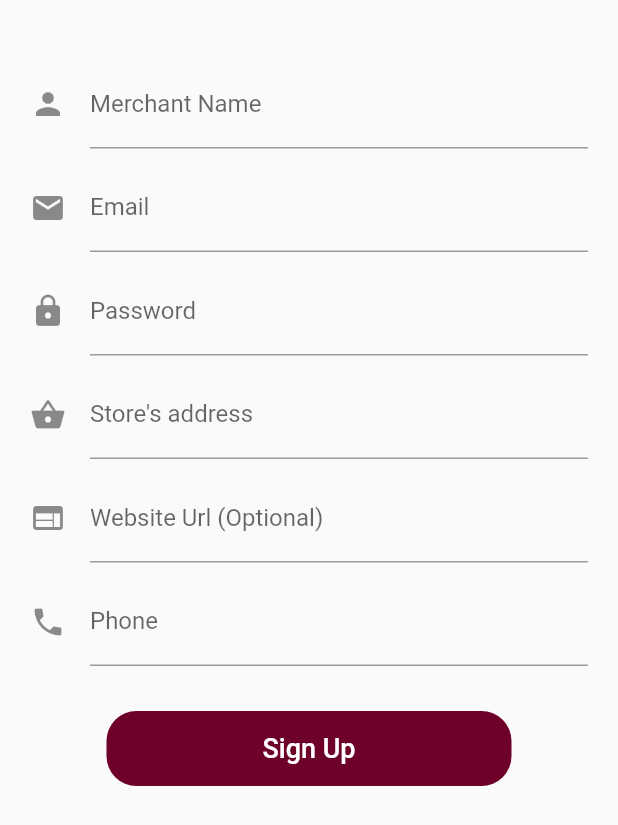
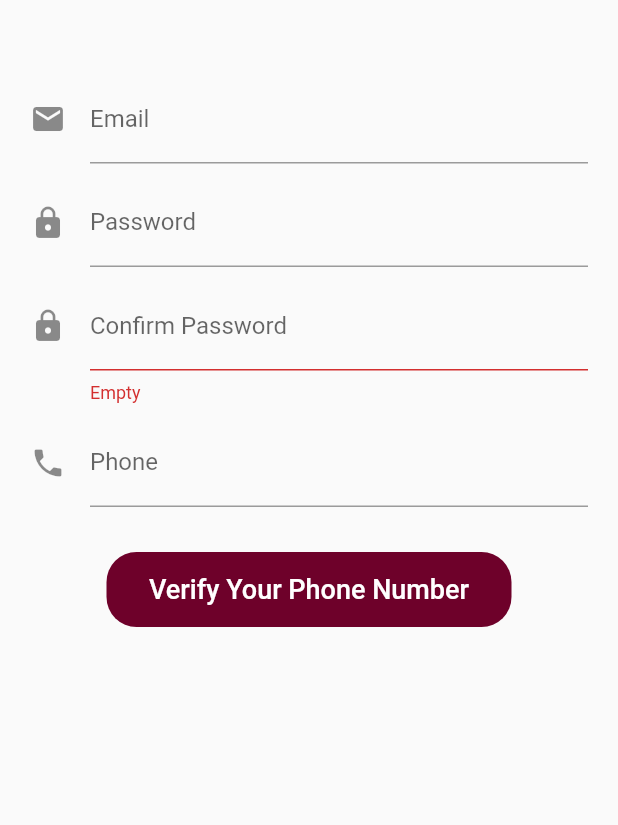
Before and after one commit to nabint/DOB-Merchant-Part, a Flutter app: the screen it shows after launch, after a tap on "Create an Account", on a phone screen of 412 x 824 dp. Shown: the top 825 px of the screen. Run offline on Flutter 3.47's test engine with Material 2 defaults, Android fonts, the phone set to English and light mode, and no system bars; our stand-ins replace bloc, cached_network_image, datetime_picker_formfield, equatable, firebase_auth, flushbar and 7 more; accounts and stored records are empty.

Commit message:
Added Phone Auth

```diff
--- a/lib/pages/register/registerbutton.dart
+++ b/lib/pages/register/registerbutton.dart
@@ -2,20 +2,14 @@ import 'package:flutter/material.dart';
 
 class RegisterButton extends StatelessWidget {
   final VoidCallback _onPressed;
-
-  RegisterButton({Key key, VoidCallback onPressed})
+  final String _buttonText;
+  RegisterButton({Key key, VoidCallback onPressed,String buttonText})
       : _onPressed = onPressed,
+        _buttonText = buttonText,
         super(key: key);
 
   @override
   Widget build(BuildContext context) {
-    //   return RaisedButton(
-    //     shape: RoundedRectangleBorder(
-    //       borderRadius: BorderRadius.circular(30.0),
-    //     ),
-    //     onPressed: _onPressed,
-    //     child: Text('Register'),
-    //   );
     return _buildregisterButton();
   }
 
@@ -30,7 +24,7 @@ class RegisterButton extends StatelessWidget {
         child: FlatButton(
           onPressed: _onPressed,
           child: Text(
-            "Sign Up",
+            _buttonText,
             style: TextStyle(color: Colors.white,fontSize: 18.0),
           ),
         ),
--- a/lib/pages/register/registerform.dart
+++ b/lib/pages/register/registerform.dart
@@ -1,5 +1,8 @@
 import 'package:dob/bloc/authentication_bloc/authentication_bloc.dart';
 import 'package:dob/bloc/register_bloc/register_bloc.dart';
+import 'package:dob/data/AuthRepository.dart';
+import 'package:dob/widgets/phone_auth_field.dart';
+import 'package:firebase_auth/firebase_auth.dart';
 import '../../bloc/register_bloc/register_event.dart';
 import 'package:dob/bloc/register_bloc/register_state.dart';
 import 'package:dob/pages/register/registerbutton.dart';
@@ -7,14 +10,18 @@ import 'package:flutter/material.dart';
 import 'package:flutter_bloc/flutter_bloc.dart';
 
 class RegisterForm extends StatefulWidget {
+  final AuthRepository _authRepository;
+  RegisterForm(this._authRepository);
   State<RegisterForm> createState() => _RegisterFormState();
 }
 
 class _RegisterFormState extends State<RegisterForm> {
   final TextEditingController _emailController = TextEditingController();
   final TextEditingController _passwordController = TextEditingController();
-  String name, url, address;
+  final TextEditingController _phoneController = TextEditingController();
+  String name, url, address, phoneNum;
   RegisterBloc _registerBloc;
+  bool _isloading = false;
 
   bool get isPopulated =>
       _emailController.text.isNotEmpty && _passwordController.text.isNotEmpty;
@@ -33,7 +40,11 @@ class _RegisterFormState extends State<RegisterForm> {
 
   @override
   Widget build(BuildContext context) {
-    return BlocListener<RegisterBloc, RegisterState>(
+    return _isloading
+        ? Center(
+            child: CircularProgressIndicator(),
+          )
+        : BlocListener<RegisterBloc, RegisterState>(
             listener: (context, state) {
               if (state.isSubmitting) {
                 Scaffold.of(context)
@@ -78,20 +89,6 @@ class _RegisterFormState extends State<RegisterForm> {
                   child: Form(
                     child: ListView(
                       children: <Widget>[
-                  TextFormField(
-                    decoration: InputDecoration(
-                      icon: Icon(Icons.person),
-                      labelText: 'Merchant Name',
-                    ),
-                    keyboardType: TextInputType.emailAddress,
-                    autocorrect: false,
-                    autovalidate: true,
-                    onChanged: (value) {
-                      setState(() {
-                        name = value;
-                      });
-                    },
-                  ),
                         SizedBox(height: 10.0),
                         TextFormField(
                           controller: _emailController,
@@ -117,37 +114,25 @@ class _RegisterFormState extends State<RegisterForm> {
                           autocorrect: false,
                           autovalidate: true,
                           validator: (_) {
-                      return !state.isPasswordValid ? 'Invalid Password' : null;
+                            return !state.isPasswordValid
+                                ? 'Invalid Password'
+                                : null;
                           },
                         ),
                         SizedBox(height: 10.0),
                         TextFormField(
                           decoration: InputDecoration(
-                      icon: Icon(Icons.shopping_basket),
-                      labelText: 'Store\'s address',
+                            icon: Icon(Icons.lock),
+                            labelText: 'Confirm Password ',
                           ),
-                    keyboardType: TextInputType.emailAddress,
+                          obscureText: true,
                           autocorrect: false,
                           autovalidate: true,
-                    onChanged: (value) {
-                      setState(() {
-                        address = value;
-                      });
-                    },
-                  ),
-                  SizedBox(height: 10.0),
-                  TextFormField(
-                    decoration: InputDecoration(
-                      icon: Icon(Icons.web),
-                      labelText: 'Website Url (Optional)',
-                    ),
-                    keyboardType: TextInputType.emailAddress,
-                    autocorrect: false,
-                    autovalidate: true,
-                    onChanged: (value) {
-                      setState(() {
-                        url = value;
-                      });
+                          validator: (val) {
+                            if (val.isEmpty) return 'Empty';
+                            if (val != _passwordController.text)
+                              return 'Not Match';
+                            return null;
                           },
                         ),
                         SizedBox(height: 10.0),
@@ -155,21 +140,33 @@ class _RegisterFormState extends State<RegisterForm> {
                           decoration: InputDecoration(
                             icon: Icon(Icons.phone),
                             labelText: 'Phone',
+                            hintText: '+977-',
                           ),
-                    keyboardType: TextInputType.emailAddress,
+                          controller: _phoneController,
+                          keyboardType: TextInputType.number,
                           autocorrect: false,
                           autovalidate: true,
                           onChanged: (value) {
                             setState(() {
-                        url = value;
+                              phoneNum = '+977' +
+                                  _phoneController.text.toString().trim();
                             });
                           },
                         ),
                         SizedBox(height: 30.0),
                         RegisterButton(
-                    onPressed: isRegisterButtonEnabled(state)
-                        ? _onFormSubmitted
-                        : null,
+                          buttonText: 'Verify Your Phone Number',
+                          // onPressed: isRegisterButtonEnabled(state)
+                          //     ? _onFormSubmitted
+                          //     : null,
+                          onPressed: () async {
+                            phonelogin(
+                                _emailController.text,
+                                _passwordController.text,
+                                _phoneController.text.toString(),
+                                widget._authRepository);
+
+                          },
                         ),
                       ],
                     ),
@@ -178,6 +175,21 @@ class _RegisterFormState extends State<RegisterForm> {
               },
             ),
           );
+  }
+
+  void phonelogin(String email, String password, String phonenum,AuthRepository authRepository) async {
+    // setState(() {
+    //   _isloading = true;
+    //   print('True');
+    // });
+    await PhoneAuthScreen(email: email,password: password,phoneNum: phonenum,authRepository:authRepository).loginUser(phoneNum, context);
+
+//     Future.delayed(const Duration(seconds: 4), () {
+//       setState(() {
+//         _isloading = false;
+//         print('False');
+//       });
+//     });
   }
 
   @override
--- a/lib/pages/register/registerscreen.dart
+++ b/lib/pages/register/registerscreen.dart
@@ -21,7 +21,7 @@ class RegisterScreen extends StatelessWidget {
           create: (context) => RegisterBloc(authRepository: _authRepository),
           child: Padding(
             padding: const EdgeInsets.only(top:20.0),
-            child: RegisterForm(),
+            child: RegisterForm(_authRepository),
           ),
         ),
       ),
```
Also changed, not shown: lib/main.dart (+4 -3 lines), lib/pages/createnewoffer.dart (+16 -12 lines), lib/pages/outletscreen.dart (added, +129 -0 lines), lib/pages/signupdetails.dart (added, +192 -0 lines), lib/widgets/categoriesDropdown.dart (added, +16 -0 lines), lib/widgets/phone_auth_field.dart (added, +106 -0 lines). Lines whose indentation alone changed are shown as unchanged.
